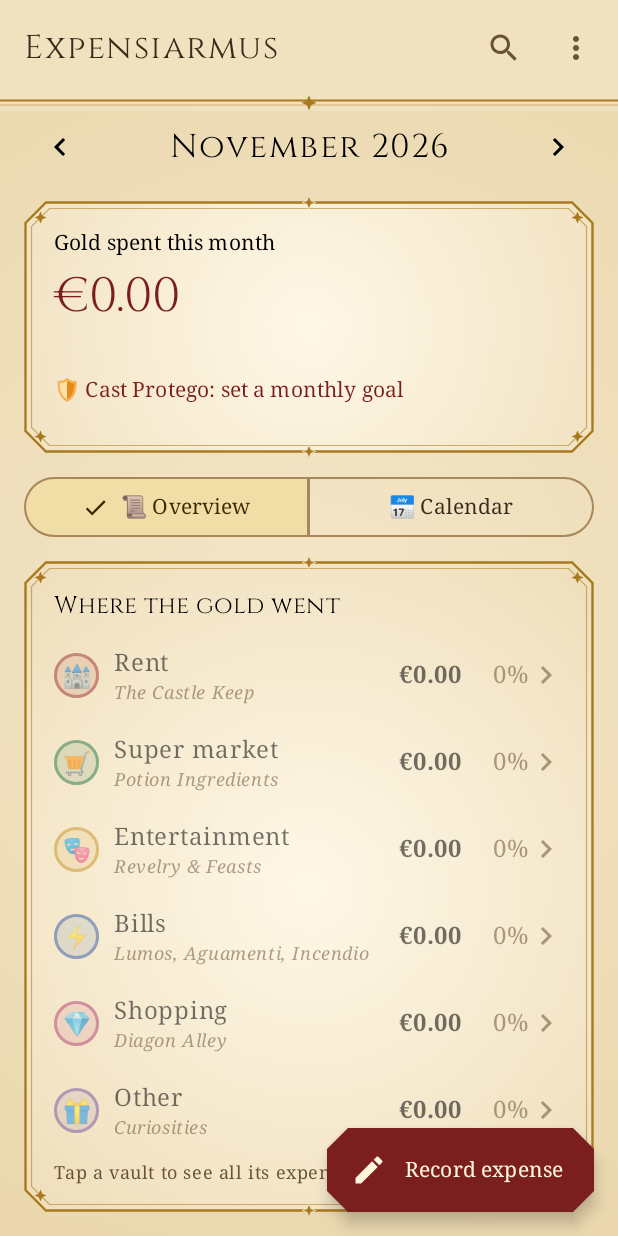
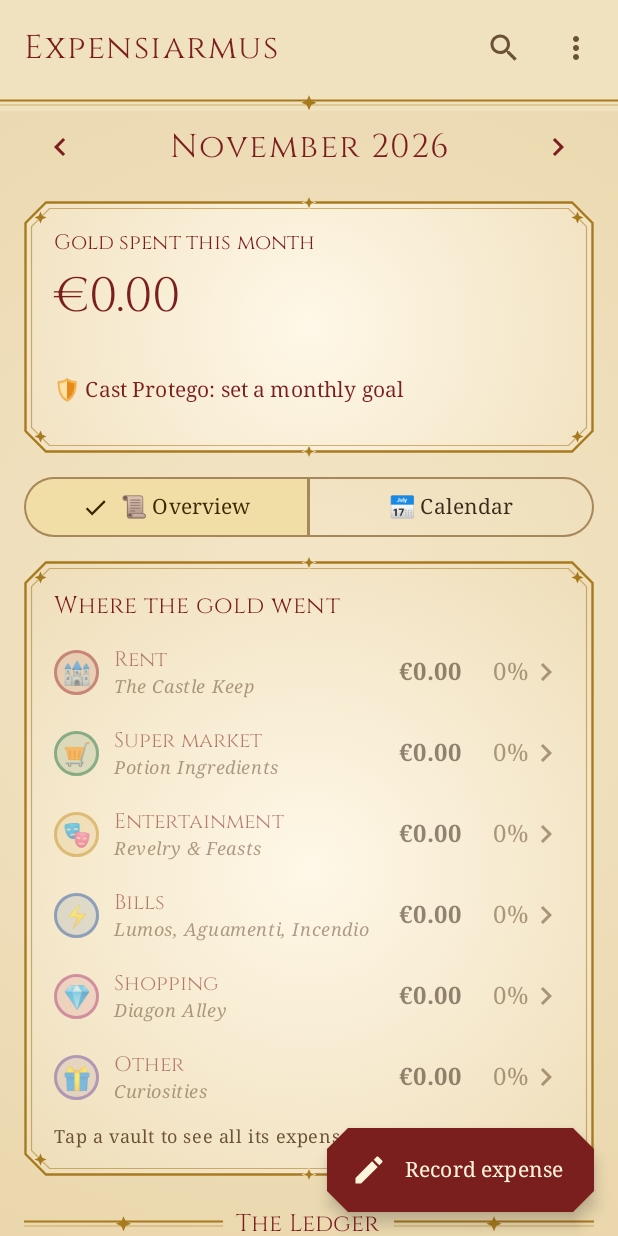
Before and after one commit to csymvoul/expensiarmus, an Android app built with Jetpack Compose: the screen it shows after launch (MainActivity), on a phone screen of 412 x 824 dp. Run offline under Robolectric (Android 15) with nearby library versions, the phone set to English and light mode, and no system bars.

Commit message:
Expensiarmus 1.2.1: fix black text in dark mode, gold headings

```diff
--- a/app/build.gradle.kts
+++ b/app/build.gradle.kts
@@ -21,8 +21,8 @@ android {
         applicationId = "com.csymvoul.expenses"
         minSdk = 26
         targetSdk = 35
-        versionCode = 3
-        versionName = "1.2"
+        versionCode = 4
+        versionName = "1.2.1"
     }
 
     signingConfigs {
--- a/app/src/main/java/com/csymvoul/expenses/ui/screens/CategoryScreen.kt
+++ b/app/src/main/java/com/csymvoul/expenses/ui/screens/CategoryScreen.kt
@@ -59,6 +59,7 @@ fun CategoryScreen(
 ) {
     Scaffold(
         containerColor = Color.Transparent,
+        contentColor = MaterialTheme.colorScheme.onBackground, // a transparent scaffold would otherwise default to black text
         topBar = {
             WizardTopBar(
                 title = "${category.emoji} ${category.label}",
--- a/app/src/main/java/com/csymvoul/expenses/ui/screens/EditExpenseScreen.kt
+++ b/app/src/main/java/com/csymvoul/expenses/ui/screens/EditExpenseScreen.kt
@@ -114,6 +114,7 @@ fun EditExpenseScreen(
 
     Scaffold(
         containerColor = Color.Transparent,
+        contentColor = MaterialTheme.colorScheme.onBackground, // a transparent scaffold would otherwise default to black text
         topBar = {
             WizardTopBar(
                 title = if (existing == null) "Record expense" else "Amend expense",
--- a/app/src/main/java/com/csymvoul/expenses/ui/screens/GoalsScreen.kt
+++ b/app/src/main/java/com/csymvoul/expenses/ui/screens/GoalsScreen.kt
@@ -54,6 +54,7 @@ fun GoalsScreen(goals: Goals, onSave: (Goals) -> Unit, onBack: () -> Unit) {
 
     Scaffold(
         containerColor = Color.Transparent,
+        contentColor = MaterialTheme.colorScheme.onBackground, // a transparent scaffold would otherwise default to black text
         topBar = {
             WizardTopBar(
                 title = "Protego · Goals",
--- a/app/src/main/java/com/csymvoul/expenses/ui/screens/MonthScreen.kt
+++ b/app/src/main/java/com/csymvoul/expenses/ui/screens/MonthScreen.kt
@@ -108,6 +108,7 @@ fun MonthScreen(
     var menuOpen by remember { mutableStateOf(false) }
     Scaffold(
         containerColor = Color.Transparent,
+        contentColor = MaterialTheme.colorScheme.onBackground, // a transparent scaffold would otherwise default to black text
         topBar = {
             WizardTopBar(
                 title = "Expensiarmus",
@@ -233,7 +234,11 @@ private fun Hint(text: String) {
 private fun MonthSwitcher(summary: MonthlySummary, onPrevious: () -> Unit, onNext: () -> Unit) {
     Row(Modifier.fillMaxWidth(), verticalAlignment = Alignment.CenterVertically) {
         IconButton(onClick = onPrevious) {
-            Icon(Icons.AutoMirrored.Filled.KeyboardArrowLeft, contentDescription = "Previous month")
+            Icon(
+                Icons.AutoMirrored.Filled.KeyboardArrowLeft,
+                contentDescription = "Previous month",
+                tint = MaterialTheme.colorScheme.primary,
+            )
         }
         Text(
             summary.month.format(monthFormat),
@@ -242,7 +247,11 @@ private fun MonthSwitcher(summary: MonthlySummary, onPrevious: () -> Unit, onNex
             textAlign = TextAlign.Center,
         )
         IconButton(onClick = onNext) {
-            Icon(Icons.AutoMirrored.Filled.KeyboardArrowRight, contentDescription = "Next month")
+            Icon(
+                Icons.AutoMirrored.Filled.KeyboardArrowRight,
+                contentDescription = "Next month",
+                tint = MaterialTheme.colorScheme.primary,
+            )
         }
     }
 }
@@ -250,7 +259,7 @@ private fun MonthSwitcher(summary: MonthlySummary, onPrevious: () -> Unit, onNex
 @Composable
 private fun TotalCard(summary: MonthlySummary, onGoals: () -> Unit) {
     ParchmentCard(spacing = Arrangement.spacedBy(4.dp)) {
-        Text("Gold spent this month", style = MaterialTheme.typography.labelLarge)
+        Text("Gold spent this month", style = MaterialTheme.typography.titleSmall)
         Text(
             Money.format(summary.totalCents),
             style = MaterialTheme.typography.headlineLarge,
@@ -288,7 +297,7 @@ private fun BreakdownCard(summary: MonthlySummary, onCategory: (Category, FoodTy
                 modifier = Modifier.size(180.dp).align(Alignment.CenterHorizontally),
             ) {
                 Column(horizontalAlignment = Alignment.CenterHorizontally) {
-                    Text("✦ Total ✦", style = MaterialTheme.typography.labelMedium)
+                    Text("✦ Total ✦", style = MaterialTheme.typography.labelMedium, color = MaterialTheme.colorScheme.primary)
                     Text(
                         Money.format(summary.totalCents),
                         style = MaterialTheme.typography.titleMedium,
@@ -311,7 +320,7 @@ private fun BreakdownCard(summary: MonthlySummary, onCategory: (Category, FoodTy
                     EmblemBadge(c.category.emoji, c.category.color, size = 30.dp)
                     Spacer(Modifier.width(10.dp))
                     Column(Modifier.weight(1f)) {
-                        Text(c.category.label)
+                        Text(c.category.label, style = MaterialTheme.typography.titleSmall)
                         Text(
                             c.category.nickname,
                             style = MaterialTheme.typography.bodySmall,
@@ -386,7 +395,7 @@ private fun FoodCard(food: FoodSummary, onFoodType: (FoodType) -> Unit) {
                 EmblemBadge(t.type.emoji, t.type.color, size = 30.dp)
                 Spacer(Modifier.width(10.dp))
                 Column(Modifier.weight(1f)) {
-                    Text(t.type.label)
+                    Text(t.type.label, style = MaterialTheme.typography.titleSmall)
                     Text(
                         t.type.nickname + " · " + if (t.count == 1) "1 time" else "${t.count} times",
                         style = MaterialTheme.typography.bodySmall,
--- a/app/src/main/java/com/csymvoul/expenses/ui/screens/SearchScreen.kt
+++ b/app/src/main/java/com/csymvoul/expenses/ui/screens/SearchScreen.kt
@@ -58,6 +58,7 @@ fun SearchScreen(expenses: List<Expense>, onOpen: (String) -> Unit, onBack: () -
 
     Scaffold(
         containerColor = Color.Transparent,
+        contentColor = MaterialTheme.colorScheme.onBackground, // a transparent scaffold would otherwise default to black text
         topBar = {
             WizardTopBar(
                 title = "Accio",
--- a/app/src/main/java/com/csymvoul/expenses/ui/theme/Theme.kt
+++ b/app/src/main/java/com/csymvoul/expenses/ui/theme/Theme.kt
@@ -81,11 +81,17 @@ private val Night = darkColorScheme(
     onError = Color(0xFF5C0000),
 )
 
-private fun TextStyle.heading() = copy(fontFamily = Cinzel, fontWeight = FontWeight.SemiBold)
 private fun TextStyle.body() = copy(fontFamily = FontFamily.Serif)
 
 private val base = Typography()
-private val WizardTypography = Typography(
+
+/**
+ * Cinzel headings in [heading] colour (gold at night, burgundy on parchment) so titles stand
+ * out from body text; body and labels stay serif in the surrounding content colour.
+ */
+internal fun wizardTypography(heading: Color): Typography {
+    fun TextStyle.heading() = copy(fontFamily = Cinzel, fontWeight = FontWeight.SemiBold, color = heading)
+    return Typography(
         displayLarge = base.displayLarge.heading(),
         displayMedium = base.displayMedium.heading(),
         displaySmall = base.displaySmall.heading(),
@@ -102,13 +108,15 @@ private val WizardTypography = Typography(
         labelMedium = base.labelMedium.body(),
         labelSmall = base.labelSmall.body(),
     )
+}
 
 /** Parchment by day, castle by night: follows the phone's light/dark setting. */
 @Composable
 fun ExpensesTheme(content: @Composable () -> Unit) {
+    val scheme = if (isSystemInDarkTheme()) Night else Parchment
     MaterialTheme(
-        colorScheme = if (isSystemInDarkTheme()) Night else Parchment,
-        typography = WizardTypography,
+        colorScheme = scheme,
+        typography = wizardTypography(heading = scheme.primary),
         content = content,
     )
 }
```
Also changed, not shown: 3 other files. Lines whose indentation alone changed are shown as unchanged.
